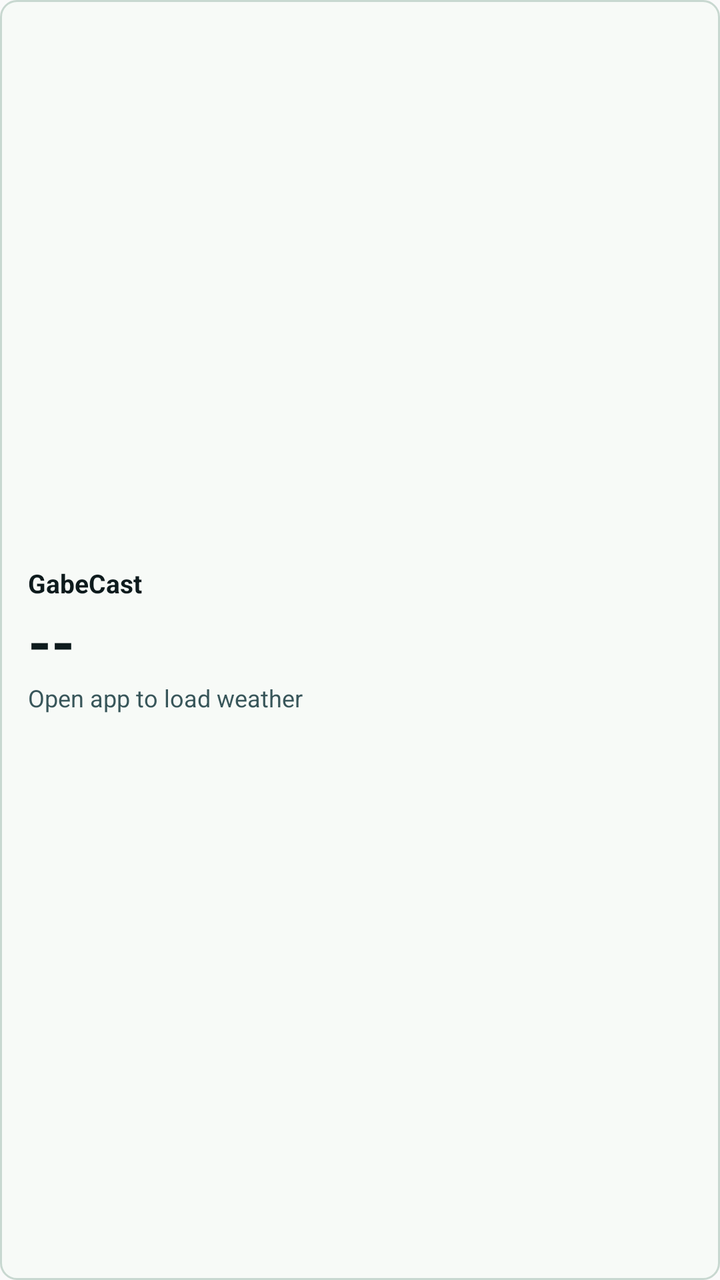
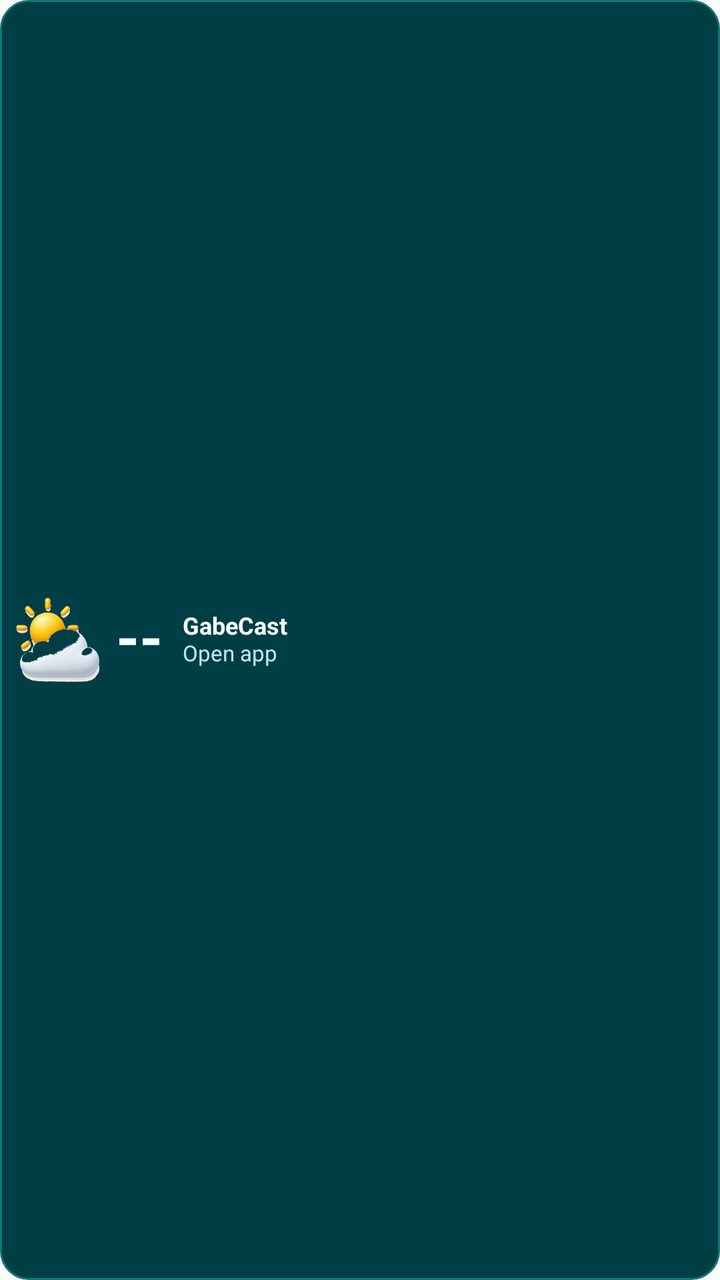

Two renders of the same Android screen: before a commit and after it. Below are the layout's source before the change and the commit's diff.
<!-- AndroidManifest.xml: application theme Theme.GabeCast -->
<!-- res/layout/widget_weather.xml -->
<?xml version="1.0" encoding="utf-8"?>
<LinearLayout xmlns:android="http://schemas.android.com/apk/res/android"
    android:id="@+id/widget_root"
    android:layout_width="match_parent"
    android:layout_height="match_parent"
    android:background="@drawable/widget_background"
    android:gravity="center_vertical"
    android:orientation="vertical"
    android:padding="14dp">

    <TextView
        android:id="@+id/widget_location"
        android:layout_width="match_parent"
        android:layout_height="wrap_content"
        android:ellipsize="end"
        android:maxLines="1"
        android:text="GabeCast"
        android:textColor="#0E1B1D"
        android:textSize="13sp"
        android:textStyle="bold" />

    <TextView
        android:id="@+id/widget_temp"
        android:layout_width="match_parent"
        android:layout_height="wrap_content"
        android:text="--"
        android:textColor="#0E1B1D"
        android:textSize="30sp"
        android:textStyle="bold" />

    <TextView
        android:id="@+id/widget_condition"
        android:layout_width="match_parent"
        android:layout_height="wrap_content"
        android:ellipsize="end"
        android:maxLines="1"
        android:text="Open app to load weather"
        android:textColor="#38565A"
        android:textSize="12sp" />
</LinearLayout>
<!-- resources referenced by this layout -->
<resources>
  <!-- drawable widget_background (drawable) -->
  <?xml version="1.0" encoding="utf-8"?>
  <shape xmlns:android="http://schemas.android.com/apk/res/android">
      <solid android:color="#F7FAF7" />
      <corners android:radius="8dp" />
      <stroke
          android:width="1dp"
          android:color="#C8D8D0" />
  </shape>
  <style name="Theme.GabeCast" parent="android:style/Theme.Material.Light.NoActionBar">
          <item name="android:windowActionBar">false</item>
          <item name="android:windowNoTitle">true</item>
          <item name="android:windowLightStatusBar">true</item>
          <item name="android:statusBarColor">@android:color/transparent</item>
          <item name="android:navigationBarColor">@android:color/transparent</item>
      </style>
</resources>

<!-- the commit's change to res/layout/widget_weather.xml (unified diff, before → after) -->
@@ -5,36 +5,57 @@
     android:layout_height="match_parent"
     android:background="@drawable/widget_background"
     android:gravity="center_vertical"
-    android:orientation="vertical"
-    android:padding="14dp">
+    android:orientation="horizontal"
+    android:padding="8dp">
 
-    <TextView
-        android:id="@+id/widget_location"
-        android:layout_width="match_parent"
-        android:layout_height="wrap_content"
-        android:ellipsize="end"
-        android:maxLines="1"
-        android:text="GabeCast"
-        android:textColor="#0E1B1D"
-        android:textSize="13sp"
-        android:textStyle="bold" />
+    <ImageView
+        android:id="@+id/widget_icon"
+        android:layout_width="42dp"
+        android:layout_height="42dp"
+        android:contentDescription="Weather"
+        android:scaleType="fitCenter"
+        android:src="@drawable/ic_weather_partly_cloudy" />
 
     <TextView
         android:id="@+id/widget_temp"
-        android:layout_width="match_parent"
+        android:layout_width="wrap_content"
         android:layout_height="wrap_content"
+        android:layout_marginStart="8dp"
+        android:includeFontPadding="false"
         android:text="--"
-        android:textColor="#0E1B1D"
+        android:textColor="#F8FFFF"
         android:textSize="30sp"
         android:textStyle="bold" />
 
-    <TextView
-        android:id="@+id/widget_condition"
-        android:layout_width="match_parent"
+    <LinearLayout
+        android:layout_width="0dp"
         android:layout_height="wrap_content"
-        android:ellipsize="end"
-        android:maxLines="1"
-        android:text="Open app to load weather"
-        android:textColor="#38565A"
-        android:textSize="12sp" />
+        android:layout_marginStart="10dp"
+        android:layout_weight="1"
+        android:gravity="center_vertical"
+        android:orientation="vertical">
+
+        <TextView
+            android:id="@+id/widget_location"
+            android:layout_width="match_parent"
+            android:layout_height="wrap_content"
+            android:ellipsize="end"
+            android:includeFontPadding="false"
+            android:maxLines="1"
+            android:text="GabeCast"
+            android:textColor="#F8FFFF"
+            android:textSize="12sp"
+            android:textStyle="bold" />
+
+        <TextView
+            android:id="@+id/widget_condition"
+            android:layout_width="match_parent"
+            android:layout_height="wrap_content"
+            android:ellipsize="end"
+            android:includeFontPadding="false"
+            android:maxLines="1"
+            android:text="Open app"
+            android:textColor="#BCE9EC"
+            android:textSize="11sp" />
+    </LinearLayout>
 </LinearLayout>
<!-- resource entries referenced after the edit -->
@@ -1,13 +1,14 @@
 <!-- resources referenced by this layout -->
 <resources>
+  <!-- drawable ic_weather_partly_cloudy: png bitmap (drawable-nodpi, 65106 bytes) -->
   <!-- drawable widget_background (drawable) -->
   <?xml version="1.0" encoding="utf-8"?>
   <shape xmlns:android="http://schemas.android.com/apk/res/android">
-      <solid android:color="#F7FAF7" />
-      <corners android:radius="8dp" />
+      <solid android:color="#003E46" />
+      <corners android:radius="14dp" />
       <stroke
           android:width="1dp"
-          android:color="#C8D8D0" />
+          android:color="#0B7782" />
   </shape>
   <style name="Theme.GabeCast" parent="android:style/Theme.Material.Light.NoActionBar">
           <item name="android:windowActionBar">false</item>
